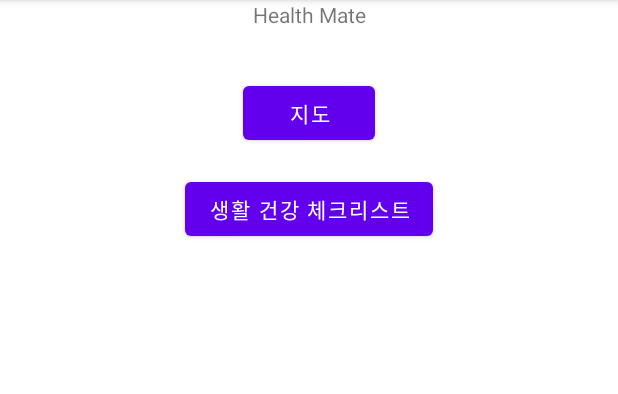
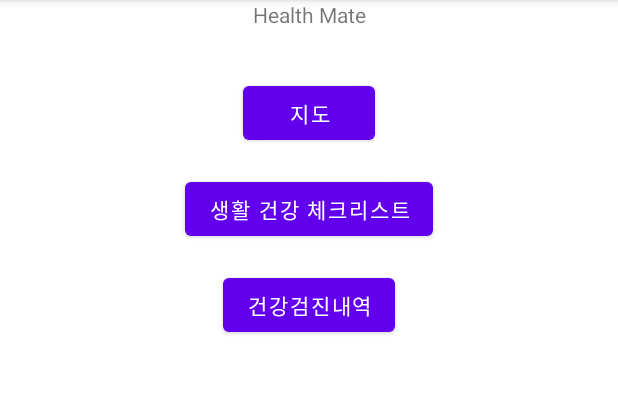
Before and after one commit to ildangazo-health/please2, an Android app: the MainActivity screen opened directly, with no data from a screen before it, on a phone screen of 412 x 824 dp, the part 84-478 px from its top. Run offline under Robolectric (Android 15) with nearby library versions, the phone set to English and light mode, and no system bars.

Commit message:
inputcheckup, checklist 화면 이동 구현

```diff
--- a/app/src/main/java/com/cookandroid/helloandroid/MainActivity.java
+++ b/app/src/main/java/com/cookandroid/helloandroid/MainActivity.java
@@ -1,12 +1,35 @@
 package com.cookandroid.helloandroid;
 
+import android.content.Intent;
 import android.os.Bundle;
+import android.view.View;
+import android.widget.Button;
 import androidx.appcompat.app.AppCompatActivity;
 
 public class MainActivity extends AppCompatActivity {
     @Override
     protected void onCreate(Bundle savedInstanceState) {
         super.onCreate(savedInstanceState);
-        setContentView(R.layout.main);
+        setContentView(R.layout.main); // main.xml 파일이 존재하는지 확인
+
+        // 건강검진내역 버튼 클릭 리스너
+        Button checkupListButton = findViewById(R.id.button_checkup_list); // button_checkup_list의 ID를 확인
+        checkupListButton.setOnClickListener(new View.OnClickListener() { // setOnClickListener 메서드를 인식하도록 수정
+            @Override
+            public void onClick(View v) {
+                Intent intent = new Intent(MainActivity.this, CheckupListActivity.class);
+                startActivity(intent);
+            }
+        });
+
+        // 생활 건강 체크리스트 버튼 클릭 리스너
+        Button checkListButton = findViewById(R.id.button_check); // button_check의 ID를 확인
+        checkListButton.setOnClickListener(new View.OnClickListener() { // setOnClickListener 메서드를 인식하도록 수정
+            @Override
+            public void onClick(View v) {
+                Intent intent = new Intent(MainActivity.this, ChecklistActivity.class);
+                startActivity(intent);
+            }
+        });
     }
 }
--- a/app/src/main/res/layout/main.xml
+++ b/app/src/main/res/layout/main.xml
@@ -27,7 +27,6 @@
         app:layout_constraintEnd_toEndOf="parent"
         android:layout_marginTop="16dp" />
 
-
     <Button
         android:id="@+id/button_map"
         android:layout_width="wrap_content"
@@ -48,4 +47,14 @@
         app:layout_constraintEnd_toEndOf="parent"
         android:layout_marginTop="16dp" />
 
+    <Button
+        android:id="@+id/button_checkup_list"
+        android:layout_width="wrap_content"
+        android:layout_height="wrap_content"
+        android:text="건강검진내역"
+        app:layout_constraintTop_toBottomOf="@+id/button_check"
+        app:layout_constraintStart_toStartOf="parent"
+        app:layout_constraintEnd_toEndOf="parent"
+        android:layout_marginTop="16dp" />
+
 </androidx.constraintlayout.widget.ConstraintLayout>
```
Also changed, not shown: app/src/main/AndroidManifest.xml (+8 -0 lines), app/src/main/java/com/cookandroid/helloandroid/ChecklistActivity.java (added, +12 -0 lines), app/src/main/java/com/cookandroid/helloandroid/CheckupListActivity.java (+25 -1 lines), app/src/main/java/com/cookandroid/helloandroid/InputCheckupActivity.java (+7 -5 lines), app/src/main/res/layout/checkup_list.xml (+12 -2 lines).
